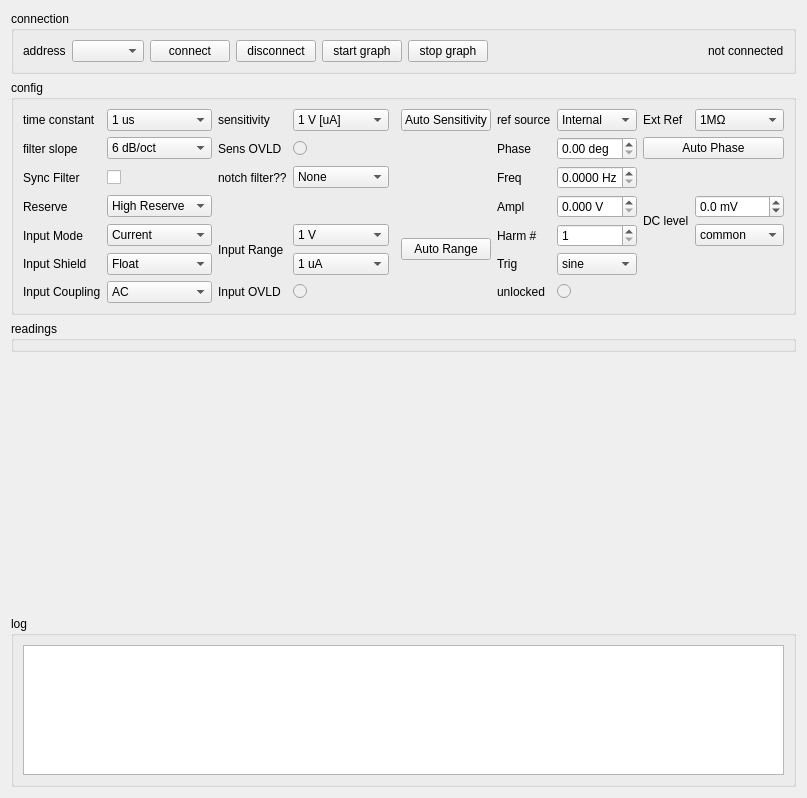
Old version of the form devices/sr860/sr860.ui in the repository lictailer/zmeter.
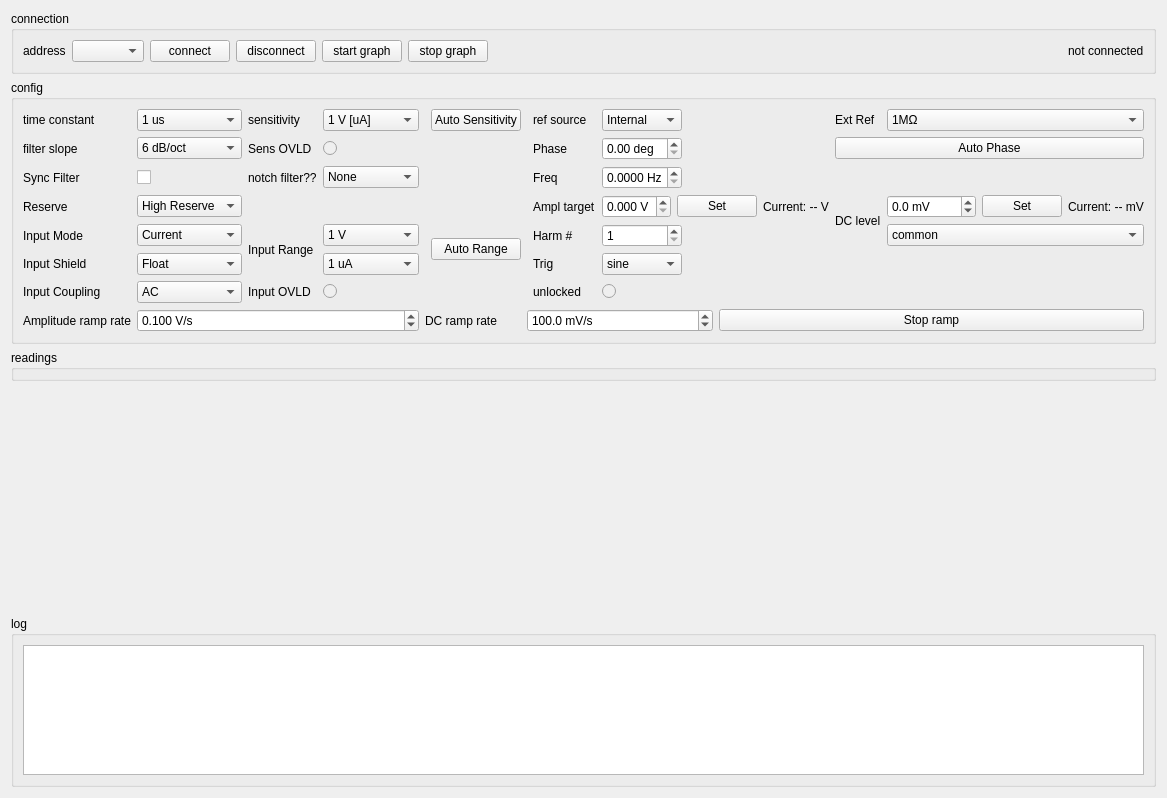
New version of the form.

What changed in the file:
```diff
--- a/devices/sr860/sr860.ui
+++ b/devices/sr860/sr860.ui
@@ -307,7 +307,7 @@
         <item row="3" column="7">
          <widget class="QLabel" name="label_6">
           <property name="text">
-           <string>Ampl</string>
+           <string>Ampl target</string>
           </property>
          </widget>
         </item>
@@ -548,13 +548,9 @@
          </widget>
         </item>
         <item row="3" column="8" colspan="2">
+         <layout class="QHBoxLayout" name="amplitude_output_layout">
+          <item>
          <widget class="QDoubleSpinBox" name="ampl_doubleSpinBox">
-          <property name="maximumSize">
-           <size>
-            <width>80</width>
-            <height>16777215</height>
-           </size>
-          </property>
           <property name="suffix">
            <string> V</string>
           </property>
@@ -565,7 +561,7 @@
            <double>0.000000000000000</double>
           </property>
           <property name="maximum">
-           <double>5.000000000000000</double>
+             <double>2.000000000000000</double>
           </property>
           <property name="singleStep">
            <double>0.010000000000000</double>
@@ -575,6 +571,22 @@
           </property>
          </widget>
         </item>
+          <item>
+           <widget class="QPushButton" name="amplitude_set_pushButton">
+            <property name="text">
+             <string>Set</string>
+            </property>
+           </widget>
+          </item>
+          <item>
+           <widget class="QLabel" name="amplitude_current_label">
+            <property name="text">
+             <string>Current: -- V</string>
+            </property>
+           </widget>
+          </item>
+         </layout>
+        </item>
         <item row="1" column="7">
          <widget class="QLabel" name="label_13">
           <property name="text">
@@ -903,6 +915,8 @@
          </widget>
         </item>
         <item row="3" column="11">
+         <layout class="QHBoxLayout" name="dc_level_output_layout">
+          <item>
          <widget class="QDoubleSpinBox" name="dclevel_doubleSpinBox">
           <property name="suffix">
            <string> mV</string>
@@ -918,6 +932,22 @@
           </property>
          </widget>
         </item>
+          <item>
+           <widget class="QPushButton" name="dc_level_set_pushButton">
+            <property name="text">
+             <string>Set</string>
+            </property>
+           </widget>
+          </item>
+          <item>
+           <widget class="QLabel" name="dc_level_current_label">
+            <property name="text">
+             <string>Current: -- mV</string>
+            </property>
+           </widget>
+          </item>
+         </layout>
+        </item>
         <item row="3" column="10" rowspan="2">
          <widget class="QLabel" name="label_5">
           <property name="text">
@@ -946,6 +976,71 @@
           </property>
          </widget>
         </item>
+        <item row="7" column="0">
+         <widget class="QLabel" name="amplitude_ramp_rate_label">
+          <property name="text">
+           <string>Amplitude ramp rate</string>
+          </property>
+         </widget>
+        </item>
+        <item row="7" column="1" colspan="3">
+         <widget class="QDoubleSpinBox" name="amplitude_ramp_rate_doubleSpinBox">
+          <property name="suffix">
+           <string> V/s</string>
+          </property>
+          <property name="decimals">
+           <number>3</number>
+          </property>
+          <property name="minimum">
+           <double>0.001000000000000</double>
+          </property>
+          <property name="maximum">
+           <double>2.000000000000000</double>
+          </property>
+          <property name="singleStep">
+           <double>0.050000000000000</double>
+          </property>
+          <property name="value">
+           <double>0.100000000000000</double>
+          </property>
+         </widget>
+        </item>
+        <item row="7" column="4" colspan="2">
+         <widget class="QLabel" name="dc_ramp_rate_label">
+          <property name="text">
+           <string>DC ramp rate</string>
+          </property>
+         </widget>
+        </item>
+        <item row="7" column="6" colspan="3">
+         <widget class="QDoubleSpinBox" name="dc_ramp_rate_doubleSpinBox">
+          <property name="suffix">
+           <string> mV/s</string>
+          </property>
+          <property name="decimals">
+           <number>1</number>
+          </property>
+          <property name="minimum">
+           <double>5.000000000000000</double>
+          </property>
+          <property name="maximum">
+           <double>5000.000000000000000</double>
+          </property>
+          <property name="singleStep">
+           <double>50.000000000000000</double>
+          </property>
+          <property name="value">
+           <double>100.000000000000000</double>
+          </property>
+         </widget>
+        </item>
+        <item row="7" column="9" colspan="3">
+         <widget class="QPushButton" name="stop_ramp_pushButton">
+          <property name="text">
+           <string>Stop ramp</string>
+          </property>
+         </widget>
+        </item>
        </layout>
       </item>
       <item>
```
Lines whose indentation alone changed are shown as unchanged.
